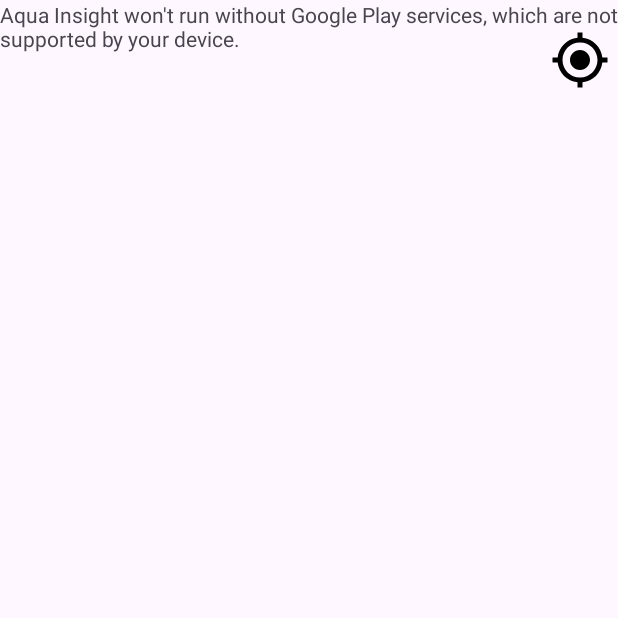
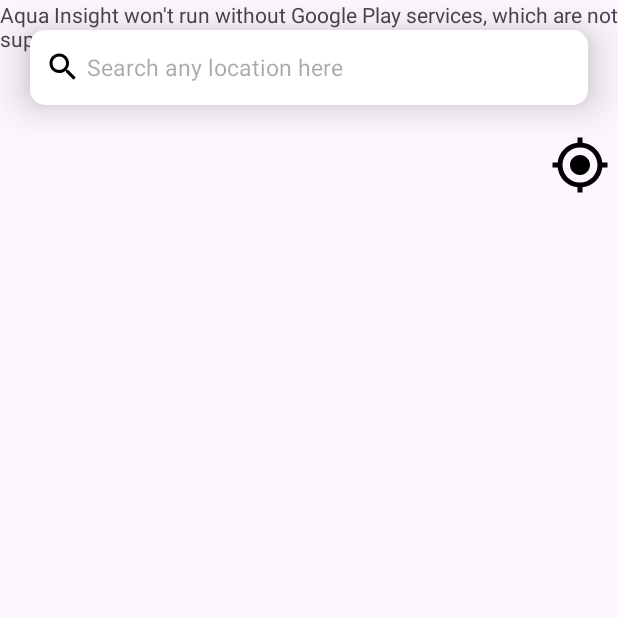
Before and after one commit to jaydip015/Aqua-Insight, an Android app: the screen it shows after launch (MainActivity), on a phone screen of 412 x 824 dp, the top half of it. Run offline under Robolectric (Android 15) with nearby library versions, the phone set to English and light mode, and no system bars.

Commit message:
User can search location and navigate at there

```diff
--- a/app/src/main/res/layout/activity_main.xml
+++ b/app/src/main/res/layout/activity_main.xml
@@ -4,7 +4,8 @@
     xmlns:app="http://schemas.android.com/tools"
     app:context=".MainActivity"
     android:layout_width="match_parent"
-    android:layout_height="match_parent">
+    android:layout_height="match_parent"
+    app:ignore="NamespaceTypo">
 
     <fragment xmlns:android="http://schemas.android.com/apk/res/android"
         xmlns:map="http://schemas.android.com/apk/res-auto"
@@ -15,6 +16,40 @@
     map:uiScrollGestures="true"
         map:cameraTilt="30"/>
 
+    <RelativeLayout
+        android:id="@+id/rl"
+        android:layout_width="match_parent"
+        android:layout_height="50dp"
+        android:layout_marginStart="20dp"
+        android:layout_marginEnd="20dp"
+        android:layout_marginTop="20dp"
+        android:background="@drawable/white_border"
+        android:elevation="18dp"
+        map:layout_constraintEnd_toEndOf="parent"
+        map:layout_constraintStart_toStartOf="parent"
+        map:layout_constraintTop_toTopOf="parent">
+
+
+
+        <EditText
+            android:id="@+id/search"
+            android:drawableStart="@drawable/ic_baseline_search_24"
+            android:layout_width="match_parent"
+            android:layout_height="match_parent"
+            android:layout_centerVertical="true"
+            android:drawablePadding="4dp"
+            android:background="@null"
+            android:paddingStart="10dp"
+            android:singleLine="true"
+            android:hint="Search any location here"
+            android:imeOptions="actionSearch"
+            android:inputType="text"
+            android:textColor="@color/black"
+            android:textSize="15dp">
+
+        </EditText>
+    </RelativeLayout>
+
 
     <ImageView
         android:layout_width="40dp"
@@ -23,7 +58,7 @@
         map:layout_constraintTop_toTopOf="parent"
         android:src="@drawable/ic_baseline_my_location_24"
         android:id="@+id/gps"
-android:layout_marginTop="20dp"
+        android:layout_marginTop="90dp"
         android:layout_marginEnd="5dp"
         android:scaleType="centerCrop"
         />
```
Also changed, not shown: app/src/main/java/com/example/aquainsight/MainActivity.java (+54 -10 lines). Lines whose indentation alone changed are shown as unchanged.
